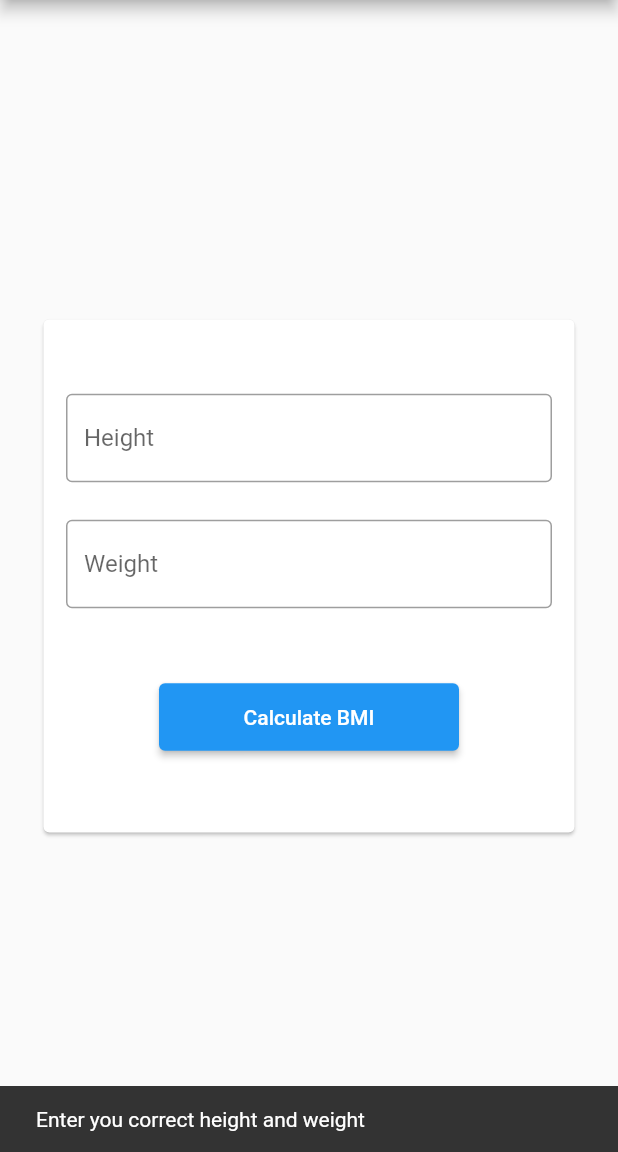
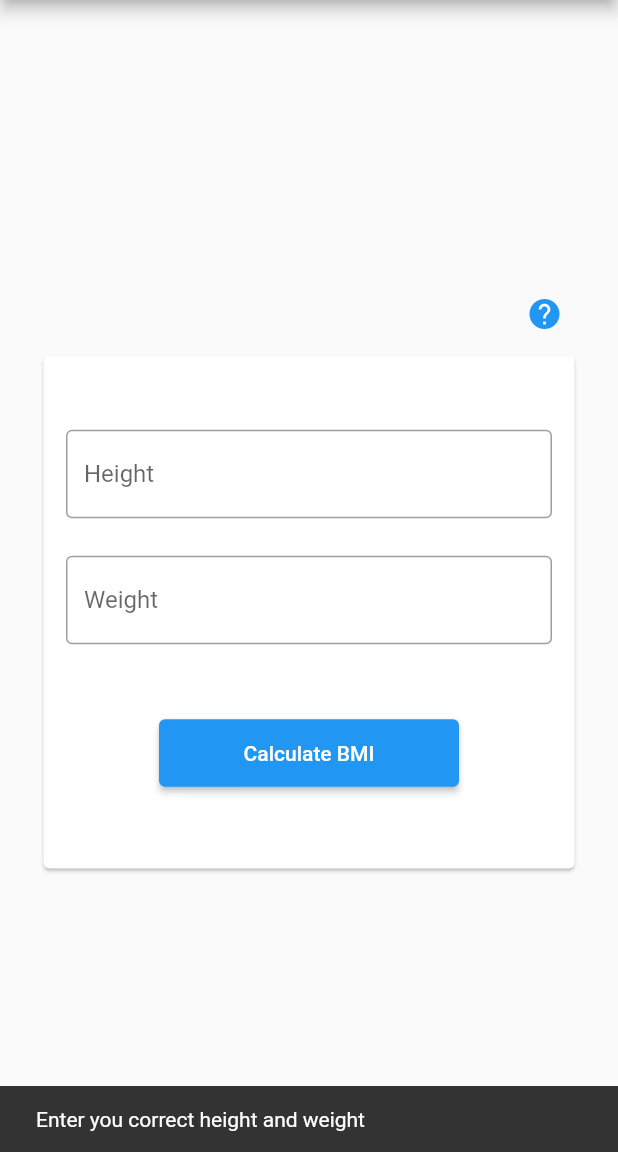
Before and after one commit to viveeeeeek/flutter-bmi-calculator, a Flutter app: the screen it shows after launch, after a tap on "Calculate BMI", on a phone screen of 412 x 824 dp, the part 84-1236 px from its top. Run offline on Flutter 3.47's test engine with Material 2 defaults, Android fonts, the phone set to English and light mode, and no system bars.

Commit message:
add validation input and hint BMI dialog

```diff
--- a/lib/meta/views/home.views.dart
+++ b/lib/meta/views/home.views.dart
@@ -1,7 +1,9 @@
 import 'dart:io';
 
 import 'package:bmicalculator/core/notifiers/bmi_calculate.notifiers.dart';
+import 'package:bmicalculator/meta/views/hint_page.dart';
 import 'package:flutter/material.dart';
+import 'package:flutter/services.dart';
 import 'package:provider/provider.dart';
 
 class HomeView extends StatefulWidget {
@@ -34,7 +36,21 @@ class _HomeViewState extends State<HomeView> {
           ),
           body: Padding(
             padding: const EdgeInsets.all(25.0),
-            child: Center(
+            child: Column(
+              mainAxisAlignment: MainAxisAlignment.center,
+              crossAxisAlignment: CrossAxisAlignment.end,
+              children: [
+                IconButton(
+                  onPressed: () {
+                    displayModalHint(context);
+                  },
+                  icon: Icon(
+                    Icons.help,
+                    color: Colors.blue,
+                    size: 24,
+                  ),
+                ),
+                Center(
                   child: SizedBox(
                     height: 350,
                     width: double.infinity,
@@ -48,6 +64,10 @@ class _HomeViewState extends State<HomeView> {
                             TextField(
                               controller: heightController,
                               keyboardType: TextInputType.number,
+                              inputFormatters: [
+                                FilteringTextInputFormatter.allow(
+                                    RegExp("[0-9.]"))
+                              ],
                               decoration: InputDecoration(
                                 hintText: "Enter Height",
                                 border: OutlineInputBorder(),
@@ -61,6 +81,10 @@ class _HomeViewState extends State<HomeView> {
                             TextField(
                               controller: weightController,
                               keyboardType: TextInputType.number,
+                              inputFormatters: [
+                                FilteringTextInputFormatter.allow(
+                                    RegExp("[0-9.]"))
+                              ],
                               decoration: InputDecoration(
                                 hintText: "Enter Weight",
                                 border: OutlineInputBorder(),
@@ -76,40 +100,52 @@ class _HomeViewState extends State<HomeView> {
                               width: 200,
                               child: ElevatedButton(
                                   onPressed: () async {
-                                if (heightController.text.isEmpty &&
-                                    weightController.text.isEmpty) {
-                                  ScaffoldMessenger.of(context).showSnackBar(
-                                      SnackBar(
+                                    if (heightController.text.isEmpty ||
+                                        weightController.text.isEmpty ||
+                                        heightController.text == '.' ||
+                                        heightController.text == '..' ||
+                                        weightController.text == '.' ||
+                                        weightController.text == '..' ||
+                                        heightController.text.contains("..") ||
+                                        weightController.text.contains("..")) {
+                                      ScaffoldMessenger.of(context)
+                                          .showSnackBar(SnackBar(
                                               content: Text(
                                                   "Enter you correct height and weight")));
-                                }
-
+                                    } else {
                                       var height =
                                           double.parse(heightController.text);
                                       var weight =
                                           double.parse(weightController.text);
-                                var bmiValue = await bmiNotifier.bmiCalculate(
-                                    height, weight);
+                                      var bmiValue = await bmiNotifier
+                                          .bmiCalculate(height, weight);
                                       var healthStatus;
                                       setState(() {
                                         bmiValue = double.parse(
                                             (bmiValue).toStringAsFixed(2));
                                         if (bmiValue <= 18.5) {
-                                    healthStatus = 'Oops! You are underweight.';
+                                          healthStatus =
+                                              'Oops! You are underweight.';
                                         }
-                                  if (18.5 <= bmiValue && bmiValue <= 24.9) {
-                                    healthStatus = 'Awesome! You are healthy.';
+                                        if (18.5 <= bmiValue &&
+                                            bmiValue <= 24.9) {
+                                          healthStatus =
+                                              'Awesome! You are healthy.';
                                         }
-                                  if (25 <= bmiValue && bmiValue <= 29.9) {
-                                    healthStatus = 'Eee!You are over weight.';
+                                        if (25 <= bmiValue &&
+                                            bmiValue <= 29.9) {
+                                          healthStatus =
+                                              'Eee!You are over weight.';
                                         }
                                         if (30 <= bmiValue) {
-                                    healthStatus = 'Seesh! You are obese.';
+                                          healthStatus =
+                                              'Seesh! You are obese.';
                                         }
                                       });
 
-                                displayModalBottomSheet(
-                                    context, bmiValue.toString(), healthStatus);
+                                      displayModalBottomSheet(context,
+                                          bmiValue.toString(), healthStatus);
+                                    }
                                   },
                                   child: Text("Calculate BMI")),
                             ),
@@ -121,6 +157,8 @@ class _HomeViewState extends State<HomeView> {
                       ),
                     ),
                   ),
+                ),
+              ],
             ),
           )),
     );
@@ -173,3 +211,12 @@ void displayModalBottomSheet(context, String bmiValue, healthStatus) {
                 )));
       });
 }
+
+void displayModalHint(context) {
+  showModalBottomSheet(
+      context: context,
+      builder: (BuildContext bc) {
+        return Container(
+            height: 300, color: Color(0xFF737373), child: HintPage());
+      });
+}
```
Also changed, not shown: lib/meta/views/hint_page.dart (added, +119 -0 lines). Lines whose indentation alone changed are shown as unchanged.
